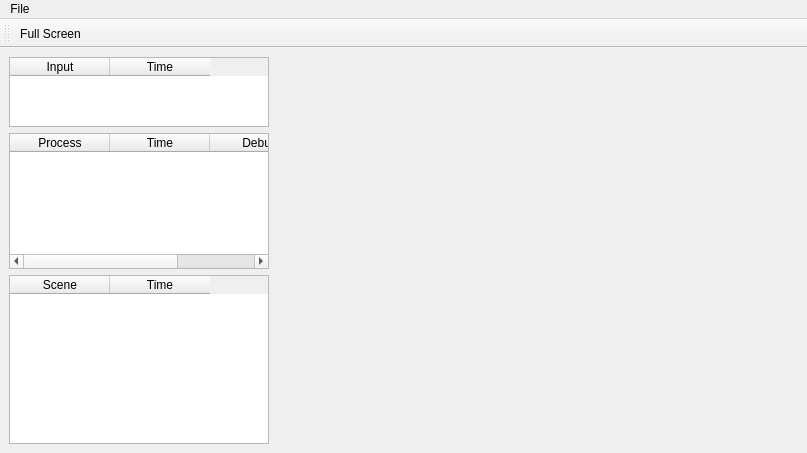
The window that Scenery/gui/mainwindow.ui (dkliminsky/Scenery) describes before a commit, drawn with Qt 5.
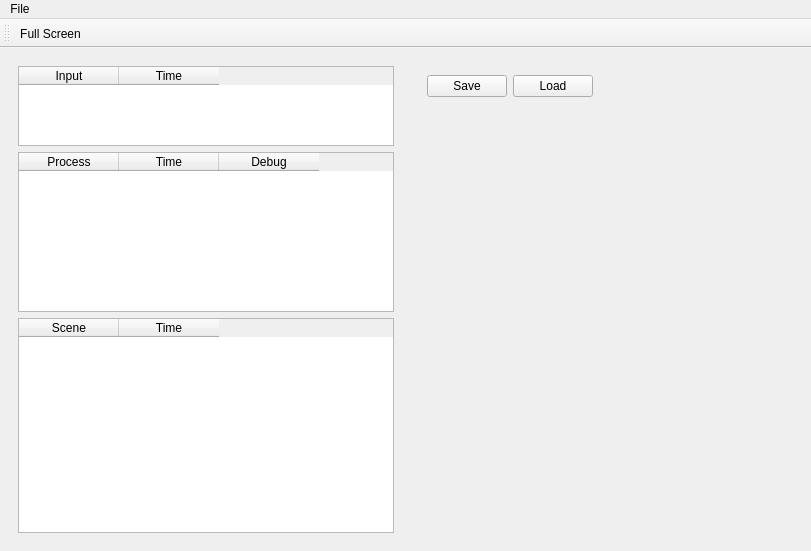
The same window after the commit. Icons and pictures are not drawn.

Commit message: Added save controls, finished stars effect

```diff
--- a/Scenery/gui/mainwindow.ui
+++ b/Scenery/gui/mainwindow.ui
@@ -6,30 +6,18 @@
    <rect>
     <x>0</x>
     <y>0</y>
-    <width>807</width>
-    <height>453</height>
+    <width>811</width>
+    <height>551</height>
    </rect>
   </property>
   <property name="windowTitle">
    <string>Scenes Control</string>
   </property>
   <widget class="QWidget" name="centralwidget">
-   <layout class="QHBoxLayout" name="horizontalLayout">
+   <layout class="QHBoxLayout" name="horizontalLayout_2">
     <item>
-     <widget class="QWidget" name="widgetElements" native="true">
-      <property name="maximumSize">
-       <size>
-        <width>260</width>
-        <height>16777215</height>
-       </size>
-      </property>
+     <widget class="QWidget" name="tablesWidget" native="true">
       <layout class="QVBoxLayout" name="verticalLayout">
-       <property name="spacing">
-        <number>6</number>
-       </property>
-       <property name="margin">
-        <number>0</number>
-       </property>
        <item>
         <widget class="QTableWidget" name="tableInputs">
          <property name="minimumSize">
@@ -132,7 +120,46 @@
      </widget>
     </item>
     <item>
-     <widget class="QStackedWidget" name="controlsStackedWidget"/>
+     <widget class="QWidget" name="controlsWidget" native="true">
+      <layout class="QVBoxLayout" name="verticalLayout_2">
+       <item>
+        <widget class="QWidget" name="controlsButtonsWidget" native="true">
+         <layout class="QHBoxLayout" name="horizontalLayout">
+          <item>
+           <widget class="QPushButton" name="controlsSaveButton">
+            <property name="text">
+             <string>Save</string>
+            </property>
+           </widget>
+          </item>
+          <item>
+           <widget class="QPushButton" name="controlsLoadButton">
+            <property name="text">
+             <string>Load</string>
+            </property>
+           </widget>
+          </item>
+          <item>
+           <spacer name="horizontalSpacer">
+            <property name="orientation">
+             <enum>Qt::Horizontal</enum>
+            </property>
+            <property name="sizeHint" stdset="0">
+             <size>
+              <width>40</width>
+              <height>20</height>
+             </size>
+            </property>
+           </spacer>
+          </item>
+         </layout>
+        </widget>
+       </item>
+       <item>
+        <widget class="QStackedWidget" name="controlsStackedWidget"/>
+       </item>
+      </layout>
+     </widget>
     </item>
    </layout>
   </widget>
@@ -141,7 +168,7 @@
     <rect>
      <x>0</x>
      <y>0</y>
-     <width>807</width>
+     <width>811</width>
      <height>25</height>
     </rect>
    </property>
```
The commit also changes 20 other files.
